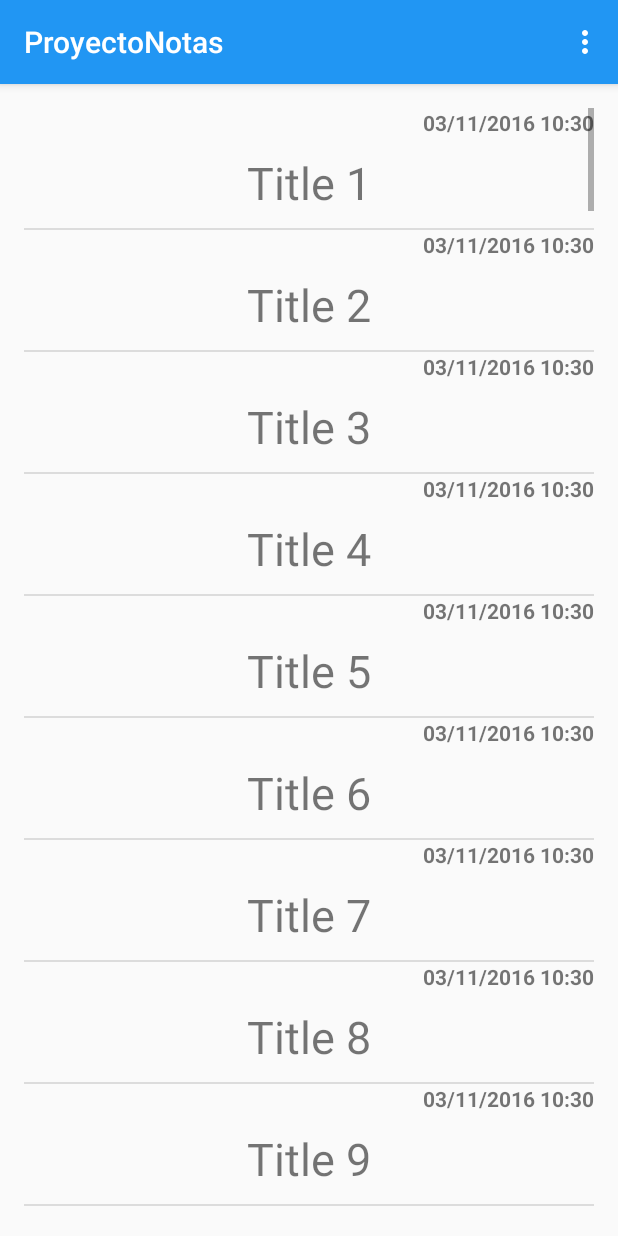
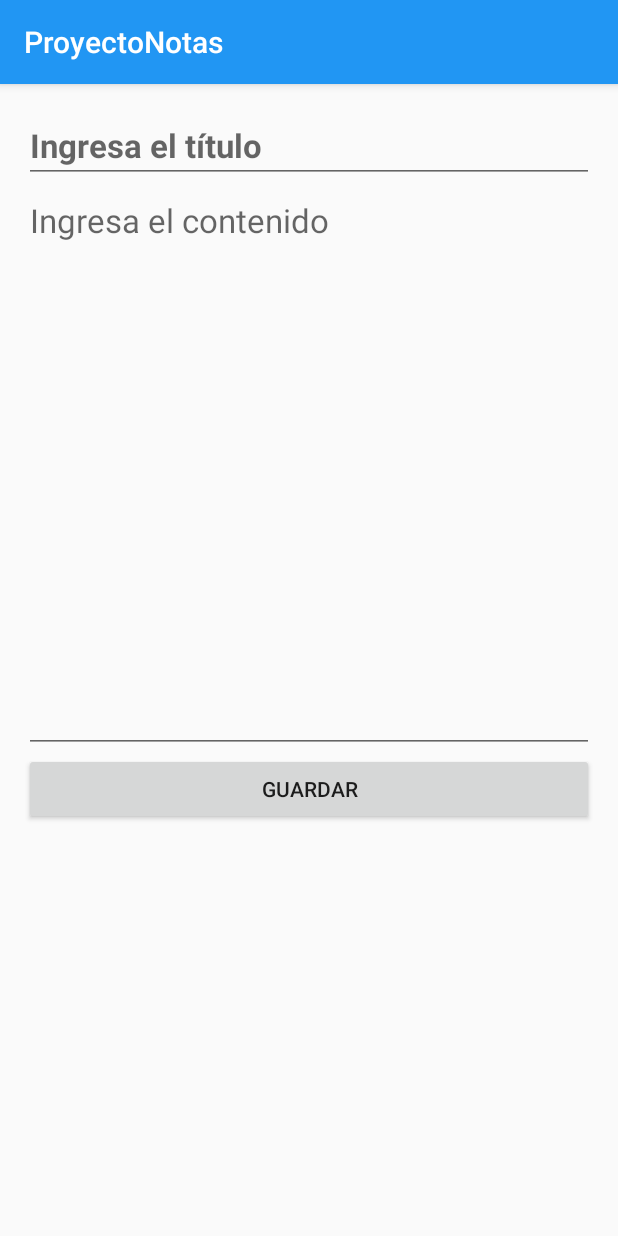
Before and after one commit to LuzGladys/Proyecto-Area51, an Android app: the screen it shows after launch (MainActivity), in the options menu, after a tap on "Agregar nota", on a phone screen of 412 x 824 dp. Run offline under Robolectric (Android 15) with nearby library versions, the phone set to English and light mode, and no system bars.

Commit message:
Métodos CRUD y ListView

```diff
--- /dev/null
+++ b/app/src/main/java/pe/glinares/proyectonotas/EditFragment.java
@@ -0,0 +1,105 @@
+package pe.glinares.proyectonotas;
+
+import android.os.Bundle;
+import android.support.annotation.Nullable;
+import android.support.v4.app.Fragment;
+import android.view.LayoutInflater;
+import android.view.View;
+import android.view.ViewGroup;
+import android.widget.Button;
+import android.widget.EditText;
+
+/**
+ * Created by ESTUDIO on 2/11/2016.
+ */
+public class EditFragment extends Fragment {
+
+    private SQLiteManager sqLiteManager;
+//    private EditFragmentInterface editFragmentInterface;
+
+    private EditText titleEditText;
+    private EditText contentEditText;
+    private Button saveButton;
+    private String typeEdit;
+
+    private final static String ARG_NOTE_ID = "id";
+    private final static String ARG_NOTE_TITLE = "title";
+    private final static String ARG_NOTE_CONTENT = "content";
+    private final static String ARG_EDIT = "edit";
+
+    public static EditFragment newInstance(final Note note) {
+        final EditFragment editFragment = new EditFragment();
+        final Bundle arguments = new Bundle();
+        arguments.putLong(ARG_NOTE_ID,note.getId());
+        arguments.putString(ARG_NOTE_TITLE, note.getTitle());
+        arguments.putString(ARG_NOTE_CONTENT, note.getContent());
+        arguments.putString(ARG_EDIT, "1");
+        editFragment.setArguments(arguments);
+        return editFragment;
+    }
+
+    public static EditFragment newInstance() {
+        final EditFragment editFragment = new EditFragment();
+        final Bundle arguments = new Bundle();
+        arguments.putString(ARG_EDIT, "0");
+        editFragment.setArguments(arguments);
+        return editFragment;
+    }
+
+    @Nullable
+    @Override
+    public View onCreateView(LayoutInflater inflater, @Nullable ViewGroup container, @Nullable Bundle savedInstanceState) {
+        final View view = inflater.inflate(R.layout.fragment_edit, container, false);
+        titleEditText = (EditText) view.findViewById(R.id.edittext_title);
+        contentEditText = (EditText) view.findViewById(R.id.edittext_content);
+        saveButton = (Button) view.findViewById(R.id.button_save);
+        saveButton.setOnClickListener(new View.OnClickListener() {
+            @Override
+            public void onClick(View view) {
+                typeEdit = getArguments().getString(ARG_EDIT);
+                if(typeEdit.equals("1")){
+                    long id = getArguments().getLong(ARG_NOTE_ID);
+                    String title = titleEditText.getText().toString();
+                    String content = contentEditText.getText().toString();
+                    Note note = new Note(id,title,content,System.currentTimeMillis(),System.currentTimeMillis());
+                    sqLiteManager.updateNote(note);
+                }else{
+                    String title = titleEditText.getText().toString();
+                    String content = contentEditText.getText().toString();
+                    long id = sqLiteManager.insertNote(new Note(title, content, System.currentTimeMillis(),System.currentTimeMillis()));
+                    System.out.println("id:"+id);
+                }
+                ////
+            }
+        });
+
+        return view;
+    }
+
+    @Override
+    public void onActivityCreated(@Nullable Bundle savedInstanceState) {
+        super.onActivityCreated(savedInstanceState);
+        sqLiteManager = SQLiteManager.getInstance(getActivity());
+        showNote();
+    }
+
+    private void showNote(){
+        typeEdit = getArguments().getString(ARG_EDIT);
+
+        if(typeEdit.equals("1")){
+            final String noteTitle = getArguments().getString(ARG_NOTE_TITLE);
+            final String noteContent = getArguments().getString(ARG_NOTE_CONTENT);
+            titleEditText.setText(noteTitle);
+            contentEditText.setText(noteContent);
+        }
+    }
+
+/*    public void setEditFragmentInterface(EditFragmentInterface editFragmentInterface) {
+        this.editFragmentInterface = editFragmentInterface;
+    }
+
+    public interface EditFragmentInterface {
+        void onNoteSelectedtoEdit(final Note note);
+
+    }*/
+}
--- a/app/src/main/java/pe/glinares/proyectonotas/ListFragment.java
+++ b/app/src/main/java/pe/glinares/proyectonotas/ListFragment.java
@@ -51,7 +51,7 @@ public class ListFragment extends Fragment {
         setHasOptionsMenu(true);
         sqLiteManager = SQLiteManager.getInstance(getActivity());
         //noteArrayAdapter = new NoteArrayAdapter(getActivity(), createTestNotes(100));
-        noteArrayAdapter = new NoteArrayAdapter(getContext(), createTestNotes(100));//sqLiteManager.getNotes()
+        noteArrayAdapter = new NoteArrayAdapter(getContext(), sqLiteManager.getNotes());//sqLiteManager.getNotes()
         listViewItems.setAdapter(noteArrayAdapter);
         listViewItems.setOnItemClickListener(new AdapterView.OnItemClickListener() {
             @Override
@@ -73,7 +73,9 @@ public class ListFragment extends Fragment {
                     adb.setMessage("Selecciona la acción a realizar.");
                     adb.setPositiveButton("Editar", new DialogInterface.OnClickListener() {
                         public void onClick(DialogInterface adb, int id) {
-                            editar();
+                            final Note note = noteArrayAdapter.getItem(position);
+                            listFragmentInterface.onNoteSelectedtoEdit(note);
+                            noteArrayAdapter.notifyDataSetChanged();
                         }
                     });
                     adb.setNegativeButton("Eliminar", new DialogInterface.OnClickListener() {
@@ -86,10 +88,6 @@ public class ListFragment extends Fragment {
                 return true;
             }
         });
-    }
-
-    private void editar(){
-
     }
 
     private void eliminar(int position){
@@ -109,16 +107,20 @@ public class ListFragment extends Fragment {
     public boolean onOptionsItemSelected(MenuItem item) {
         switch (item.getItemId()) {
             case R.id.action_add_note:
-                final String title = "Title";
-                final String content = "Content";
-                final long creationTimestamp = System.currentTimeMillis();
-                final long modificationTimestamp = System.currentTimeMillis();
-                final long id = sqLiteManager.insertNote(new Note(-1, title, content, creationTimestamp, modificationTimestamp));
-                System.out.println("id:"+id);
-                final Note note = new Note(id, title + " "+ String.valueOf(id), content, creationTimestamp, modificationTimestamp);
-                noteArrayAdapter.add(note);
-                return true;
-            case R.id.action_edit_note:
+                if (listFragmentInterface != null) {
+                    //final Note note = ((NoteArrayAdapter) listViewItems.getAdapter()).getItem(position);
+                    //final Note note = noteArrayAdapter.getItem(position);
+                    listFragmentInterface.onNoteNew();
+                }
+                noteArrayAdapter.notifyDataSetChanged();
+//                final String title = "Title";
+//                final String content = "Content";
+//                final long creationTimestamp = System.currentTimeMillis();
+//                final long modificationTimestamp = System.currentTimeMillis();
+//                final long id = sqLiteManager.insertNote(new Note(title, content, creationTimestamp, modificationTimestamp));
+//                System.out.println("id:"+id);
+//                final Note note = new Note(id, title + " "+ String.valueOf(id), content, creationTimestamp, modificationTimestamp);
+//                noteArrayAdapter.add(note);
                 return true;
 //            case R.id.action_delete_note:
 //                return true;
@@ -131,7 +133,7 @@ public class ListFragment extends Fragment {
         this.listFragmentInterface = listFragmentInterface;
     }
 
-    private List<Note> createTestNotes(final int size) {
+/*    private List<Note> createTestNotes(final int size) {
         final List<Note> notes = new ArrayList<>(size);
         for (int i = 0; i < size; i++) {
             final Note note = new Note(
@@ -144,7 +146,7 @@ public class ListFragment extends Fragment {
             notes.add(note);
         }
         return notes;
-    }
+    }*/
 
     public static class NoteArrayAdapter extends ArrayAdapter<Note> {
 
@@ -187,8 +189,8 @@ public class ListFragment extends Fragment {
     }
 
     public interface ListFragmentInterface {
-
         void onNoteSelected(final Note note);
-
+        void onNoteSelectedtoEdit(final Note note);
+        void onNoteNew();
     }
 }
--- a/app/src/main/java/pe/glinares/proyectonotas/MainActivity.java
+++ b/app/src/main/java/pe/glinares/proyectonotas/MainActivity.java
@@ -8,12 +8,13 @@ import android.support.v7.app.AppCompatActivity;
 import android.os.Bundle;
 import android.widget.Toast;
 
-public class MainActivity extends AppCompatActivity implements ListFragment.ListFragmentInterface {
+public class MainActivity extends AppCompatActivity implements ListFragment.ListFragmentInterface{
 
     private FragmentManager fragmentManager;
 
     private static final String LIST_FRAGMENT_TAG = "list_fragment";
     private static final String CONTENT_FRAGMENT_TAG = "content_fragment";
+    private static final String EDIT_FRAGMENT_TAG = "edit_fragment";
 
     private boolean isTablet;
 
@@ -63,4 +64,37 @@ public class MainActivity extends AppCompatActivity implements ListFragment.List
                     .commit();
         }
     }
+
+    @Override
+    public void onNoteSelectedtoEdit(Note note) {
+        final EditFragment editFragment = EditFragment.newInstance(note);
+        if (isTablet) {
+            fragmentManager.beginTransaction()
+                    .addToBackStack(null)
+                    .replace(R.id.container2, editFragment, EDIT_FRAGMENT_TAG)
+                    .commit();
+        }else{
+            fragmentManager.beginTransaction()
+                    .addToBackStack(null)
+                    .replace(R.id.container, editFragment, EDIT_FRAGMENT_TAG)
+                    .commit();
+        }
+
+    }
+
+    @Override
+    public void onNoteNew() {
+        final EditFragment editFragment = EditFragment.newInstance();
+        if (isTablet) {
+            fragmentManager.beginTransaction()
+                    .addToBackStack(null)
+                    .replace(R.id.container2, editFragment, EDIT_FRAGMENT_TAG)
+                    .commit();
+        }else{
+            fragmentManager.beginTransaction()
+                    .addToBackStack(null)
+                    .replace(R.id.container, editFragment, EDIT_FRAGMENT_TAG)
+                    .commit();
+        }
+    }
 }
--- a/app/src/main/java/pe/glinares/proyectonotas/Note.java
+++ b/app/src/main/java/pe/glinares/proyectonotas/Note.java
@@ -8,16 +8,23 @@ import java.util.Date;
  */
 public class Note {
 
-    private final long id;
-    private final String title;
-    private final String content;
-    private final long creationTimestamp;
-    private final long modificationTimestamp;
+    private long id;
+    private String title;
+    private String content;
+    private long creationTimestamp;
+    private long modificationTimestamp;
 
     private final SimpleDateFormat sdf = new SimpleDateFormat("dd/MM/yyyy HH:mm");
 
-    public Note(long id, String title, String content, long creationTimestamp,long modificationTimestamp) {
+    public Note(long id,String title, String content, long creationTimestamp,long modificationTimestamp) {
         this.id = id;
+        this.title = title;
+        this.content = content;
+        this.creationTimestamp = creationTimestamp;
+        this.modificationTimestamp = modificationTimestamp;
+    }
+
+    public Note(String title, String content, long creationTimestamp,long modificationTimestamp) {
         this.title = title;
         this.content = content;
         this.creationTimestamp = creationTimestamp;
--- /dev/null
+++ b/app/src/main/res/layout/fragment_edit.xml
@@ -0,0 +1,36 @@
+<?xml version="1.0" encoding="utf-8"?>
+<LinearLayout xmlns:android="http://schemas.android.com/apk/res/android"
+    xmlns:tools="http://schemas.android.com/tools"
+    android:layout_width="match_parent"
+    android:layout_height="match_parent"
+    android:orientation="vertical"
+    android:paddingBottom="@dimen/activity_vertical_margin"
+    android:paddingLeft="@dimen/activity_horizontal_margin"
+    android:paddingRight="@dimen/activity_horizontal_margin"
+    android:paddingTop="@dimen/activity_vertical_margin">
+
+    <EditText
+        android:id="@+id/edittext_title"
+        android:layout_width="match_parent"
+        android:layout_height="50dp"
+        android:gravity="left"
+        android:textSize="22sp"
+        android:textStyle="bold"
+        android:hint="Ingresa el título"/>
+
+    <EditText
+        android:id="@+id/edittext_content"
+        android:layout_width="match_parent"
+        android:layout_height="380dp"
+        android:gravity="top"
+        android:textSize="22sp"
+        android:hint="Ingresa el contenido"/>
+
+    <Button
+        android:id="@+id/button_save"
+        android:layout_width="match_parent"
+        android:layout_height="wrap_content"
+        android:gravity="center"
+        android:text="Guardar"/>
+
+</LinearLayout>
--- a/app/src/main/res/menu/fragment_list.xml
+++ b/app/src/main/res/menu/fragment_list.xml
@@ -4,11 +4,5 @@
     <item
         android:id="@+id/action_add_note"
         android:title="@string/add_note" />
-    <item
-        android:id="@+id/action_edit_note"
-        android:title="@string/edit_note" />
-    <item
-        android:id="@+id/action_delete_note"
-        android:title="@string/delete_note" />
 
 </menu>
```
Also changed, not shown: app/src/main/java/pe/glinares/proyectonotas/SQLiteManager.java (+10 -3 lines).
